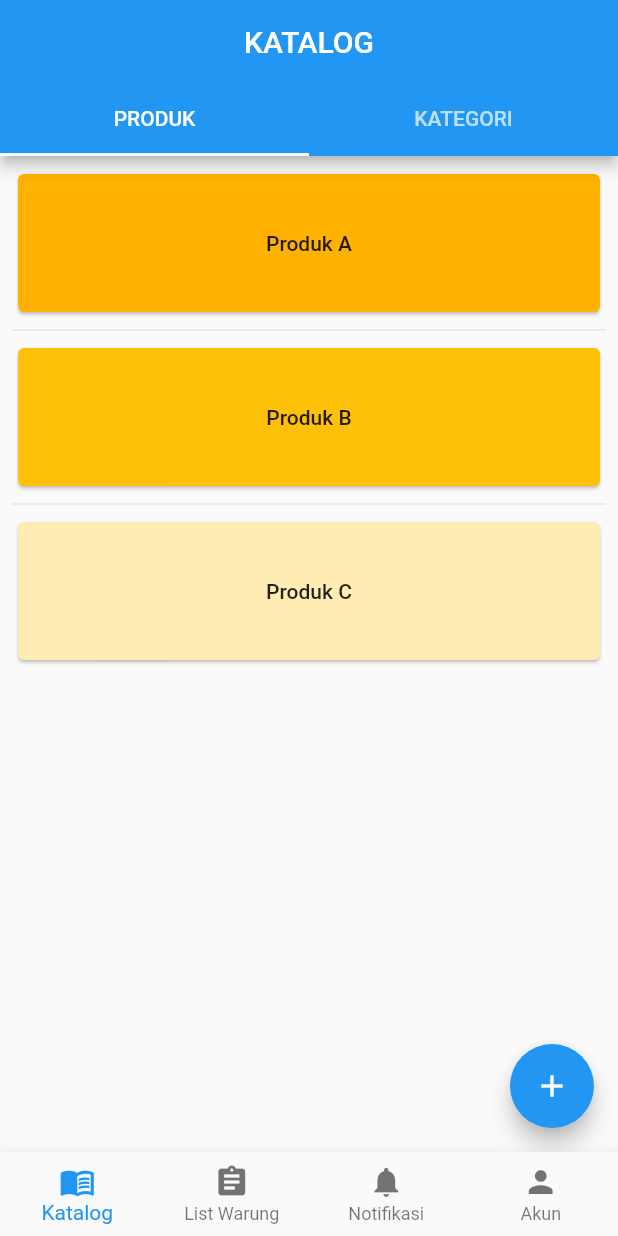
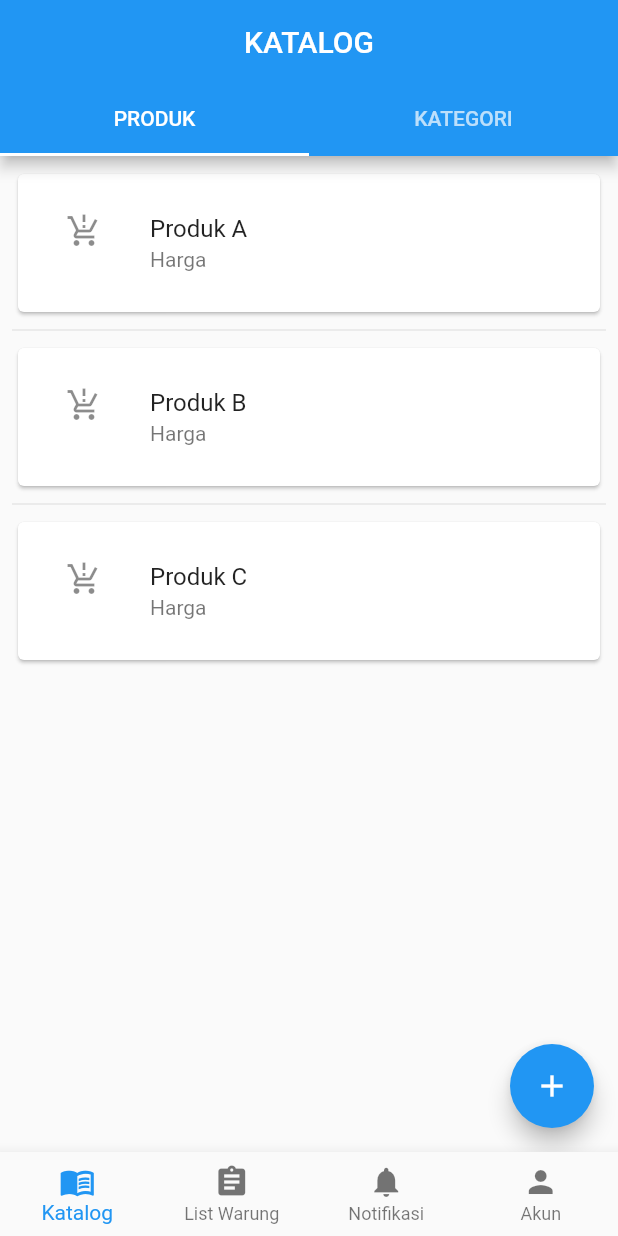
Before and after one commit to AgassiPutra/e_warung, a Flutter app: the screen it shows after launch, after a tap on "Login", on a phone screen of 412 x 824 dp. Run offline on Flutter 3.47's test engine with Material 2 defaults, Android fonts, the phone set to English and light mode, and no system bars; our stand-ins replace material_floating_search_bar, shared_preferences; missing offline and left inert: dropdown_below.

Commit message:
merapihkan halaman katalog menjadi list tile

```diff
--- a/lib/screens/admin/katalog.dart
+++ b/lib/screens/admin/katalog.dart
@@ -82,7 +82,6 @@ class _HomeState extends State<Home> {
         return Container(
             height: 100,
             child: Card(
-              color: Colors.amber[colorCodes[index]],
               child: FlatButton(
                 onPressed: () async {
                   Navigator.push(
@@ -91,7 +90,16 @@ class _HomeState extends State<Home> {
                         builder: (context) => const UpdateProduk()),
                   );
                 },
-                child: Text('Produk ${entries[index]}'),
+                child: Column(
+                  mainAxisSize: MainAxisSize.min,
+                  children: <Widget>[
+                    ListTile(
+                      leading: Icon(Icons.production_quantity_limits),
+                      title: Text('Produk ${entries[index]}'),
+                      subtitle: Text('Harga '),
+                    ),
+                  ],
+                ),
               ),
             ));
       },
@@ -126,4 +134,32 @@ class _HomeState extends State<Home> {
       separatorBuilder: (BuildContext context, int index) => const Divider(),
     );
   }
+
+  //   Widget buildListViewbyIndex() {
+  //   final List<String> entries = <String>['A', 'B', 'C'];
+  //   final List<int> colorCodes = <int>[600, 500, 100];
+
+  //   return ListView.separated(
+  //     padding: const EdgeInsets.all(8),
+  //     itemCount: entries.length,
+  //     itemBuilder: (BuildContext context, int index) {
+  //       return Container(
+  //           height: 100,
+  //           child: Card(
+  //             color: Colors.amber[colorCodes[index]],
+  //             child: FlatButton(
+  //               onPressed: () async {
+  //                 Navigator.push(
+  //                   context,
+  //                   MaterialPageRoute(
+  //                       builder: (context) => const UpdateProduk()),
+  //                 );
+  //               },
+  //               child: Text('Produk ${entries[index]}'),
+  //             ),
+  //           ));
+  //     },
+  //     separatorBuilder: (BuildContext context, int index) => const Divider(),
+  //   );
+  // }
 }
```
Also changed, not shown: pubspec.lock.
